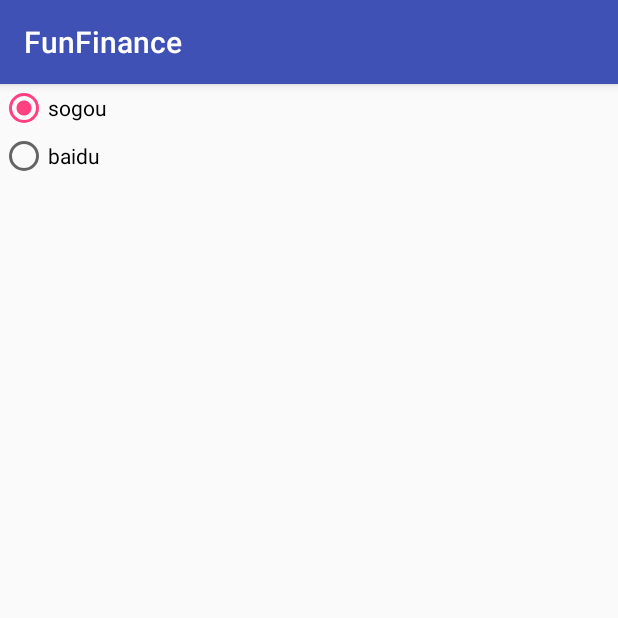
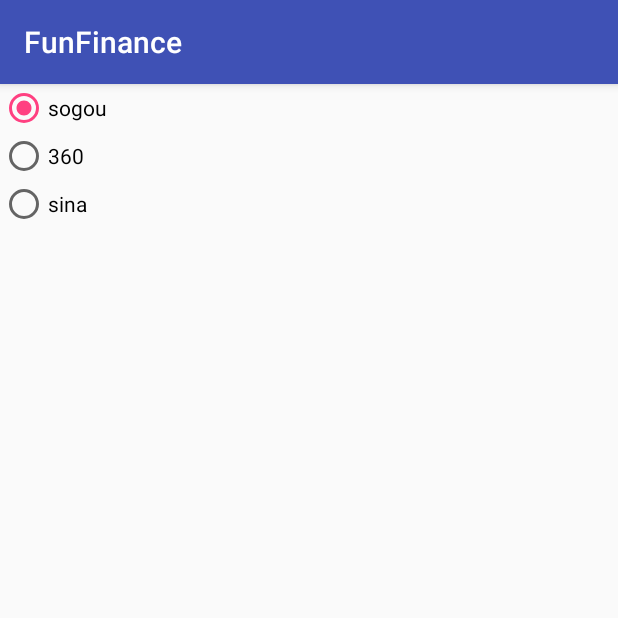
Before and after one commit to Jiangfeng0923/FocusingNews, an Android app: the screen it shows after launch (SearchEnginesSettingsActivity), in the options menu, after a tap on "Search Engines Settings", on a phone screen of 412 x 824 dp, the top half of it. Run offline under Robolectric (Android 15) with nearby library versions, the phone set to English and light mode, and no system bars.

Commit message:
add sina

```diff
--- a/app/src/main/java/com/fun/finance/myapplication/FinanceActivity.java
+++ b/app/src/main/java/com/fun/finance/myapplication/FinanceActivity.java
@@ -3,10 +3,8 @@ package com.fun.finance.myapplication;
 import android.content.Context;
 import android.content.Intent;
 import android.content.SharedPreferences;
-import android.support.design.widget.TabItem;
 import android.support.design.widget.TabLayout;
 import android.support.design.widget.FloatingActionButton;
-import android.support.design.widget.Snackbar;
 import android.support.v7.app.AppCompatActivity;
 import android.support.v7.widget.Toolbar;
 
@@ -15,7 +13,6 @@ import android.support.v4.app.FragmentManager;
 import android.support.v4.app.FragmentPagerAdapter;
 import android.support.v4.view.ViewPager;
 import android.os.Bundle;
-import android.util.Log;
 import android.view.KeyEvent;
 import android.view.LayoutInflater;
 import android.view.Menu;
@@ -30,13 +27,16 @@ import android.webkit.WebViewClient;
 
 import java.util.ArrayList;
 import java.util.Iterator;
-import java.util.List;
 import java.util.Map;
 
 import static android.view.KeyEvent.KEYCODE_BACK;
-import static com.fun.finance.myapplication.settings.Constant.BAIDU;
+import static com.fun.finance.myapplication.settings.Constant.SINA;
+import static com.fun.finance.myapplication.settings.Constant.SINA_NEWS;
+import static com.fun.finance.myapplication.settings.Constant.SOGOU_NEWS;
+import static com.fun.finance.myapplication.settings.Constant._360;
 import static com.fun.finance.myapplication.settings.Constant.KEY_ENGINE;
 import static com.fun.finance.myapplication.settings.Constant.SOGOU;
+import static com.fun.finance.myapplication.settings.Constant._360_NEWS;
 
 public class FinanceActivity extends AppCompatActivity {
 
@@ -139,9 +139,6 @@ public class FinanceActivity extends AppCompatActivity {
      * A placeholder fragment containing a simple view.
      */
     public static class PlaceholderFragment extends Fragment {
-        //private static final String BAIDU_NEWS="https://m.baidu.com/sf/vsearch?pd=realtime&word=";
-        private static final String BAIDU_NEWS = "https://m.news.so.com/ns?q=";
-        private static final String SOGOU_NEWS = "https://m.sogou.com/news/newsSearchResult.jsp?&sort=1&keyword=";
 
         WebView mWebView;
         /**
@@ -241,8 +238,10 @@ public class FinanceActivity extends AppCompatActivity {
                 String realTime = SOGOU_NEWS;
                 if (spSearch.getString(KEY_ENGINE, SOGOU).equals(SOGOU)) {
                     realTime = SOGOU_NEWS;
-                } else if (spSearch.getString(KEY_ENGINE, SOGOU).equals(BAIDU)) {
-                    realTime = BAIDU_NEWS;
+                } else if (spSearch.getString(KEY_ENGINE, SOGOU).equals(_360)) {
+                    realTime = _360_NEWS;
+                } else if (spSearch.getString(KEY_ENGINE, SOGOU).equals(SINA)) {
+                    realTime = SINA_NEWS;
                 }
                 StringBuilder sb = new StringBuilder(realTime);
                 sb.append(mMarketsList.get(position));
--- a/app/src/main/java/com/fun/finance/myapplication/settings/SearchEnginesSettingsActivity.java
+++ b/app/src/main/java/com/fun/finance/myapplication/settings/SearchEnginesSettingsActivity.java
@@ -10,11 +10,15 @@ import android.widget.RadioGroup;
 
 import com.fun.finance.myapplication.R;
 
-import static com.fun.finance.myapplication.settings.Constant.BAIDU;
+import static com.fun.finance.myapplication.settings.Constant.SINA;
+import static com.fun.finance.myapplication.settings.Constant._360;
 import static com.fun.finance.myapplication.settings.Constant.KEY_ENGINE;
 import static com.fun.finance.myapplication.settings.Constant.SOGOU;
 
 public class SearchEnginesSettingsActivity extends AppCompatActivity {
+    int sogou_id = R.id.sogou_btn;
+    int _360_id = R.id._360_btn;
+    int sina_id = R.id.sina_btn;
 
 
     @Override
@@ -22,25 +26,30 @@ public class SearchEnginesSettingsActivity extends AppCompatActivity {
         super.onCreate(savedInstanceState);
         setContentView(R.layout.activity_search_engines_settings);
         RadioGroup group = findViewById(R.id.search_engines);
-        RadioButton sogou = findViewById(R.id.sogou_btn);
-        RadioButton baidu = findViewById(R.id.baidu_btn);
+        RadioButton sogou = findViewById(sogou_id);
+        RadioButton btn_360 = findViewById(_360_id);
+        RadioButton btn_sina = findViewById(sina_id);
 
         SharedPreferences sp = getSharedPreferences("search_engines", Context.MODE_PRIVATE);
-        String engine = sp.getString(KEY_ENGINE,SOGOU);
-        if(TextUtils.equals(engine,BAIDU)){
-            baidu.setChecked(true);
-        }else if(TextUtils.equals(engine,SOGOU)){
+        String engine = sp.getString(KEY_ENGINE, SOGOU);
+        if (TextUtils.equals(engine, _360)) {
+            btn_360.setChecked(true);
+        } else if (TextUtils.equals(engine, SOGOU)) {
             sogou.setChecked(true);
+        } else if (TextUtils.equals(engine, SINA)) {
+            btn_sina.setChecked(true);
         }
 
-        final SharedPreferences.Editor editor=sp.edit();
+        final SharedPreferences.Editor editor = sp.edit();
         group.setOnCheckedChangeListener(new RadioGroup.OnCheckedChangeListener() {
             @Override
             public void onCheckedChanged(RadioGroup group, int checkedId) {
-                if(checkedId==R.id.sogou_btn){
-                    editor.putString(KEY_ENGINE,SOGOU);
-                }else if(checkedId==R.id.baidu_btn){
-                    editor.putString(KEY_ENGINE,BAIDU);
+                if (checkedId == sogou_id) {
+                    editor.putString(KEY_ENGINE, SOGOU);
+                } else if (checkedId == _360_id) {
+                    editor.putString(KEY_ENGINE, _360);
+                } else if (checkedId == sina_id) {
+                    editor.putString(KEY_ENGINE, SINA);
                 }
                 editor.commit();
             }
--- a/app/src/main/res/layout/activity_search_engines_settings.xml
+++ b/app/src/main/res/layout/activity_search_engines_settings.xml
@@ -17,8 +17,13 @@
             android:layout_height="wrap_content"
             android:layout_width="wrap_content"/>
         <RadioButton
-            android:id="@+id/baidu_btn"
-            android:text="baidu"
+            android:id="@+id/_360_btn"
+            android:text="360"
+            android:layout_height="wrap_content"
+            android:layout_width="wrap_content"/>
+        <RadioButton
+            android:id="@+id/sina_btn"
+            android:text="sina"
             android:layout_height="wrap_content"
             android:layout_width="wrap_content"/>
 
```
Also changed, not shown: app/src/main/java/com/fun/finance/myapplication/settings/Constant.java (+10 -3 lines).
